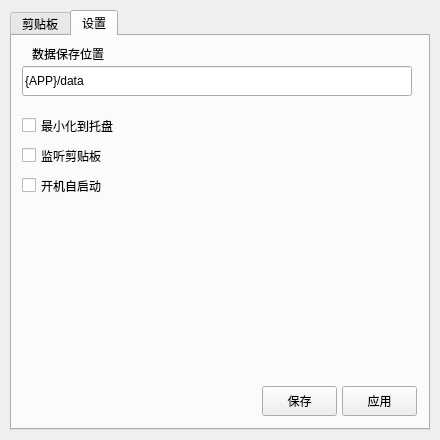
This is src/mainwindow.ui in engsr6982/ClipBoardQt as Qt 5 draws it before an edit. The edited form follows.
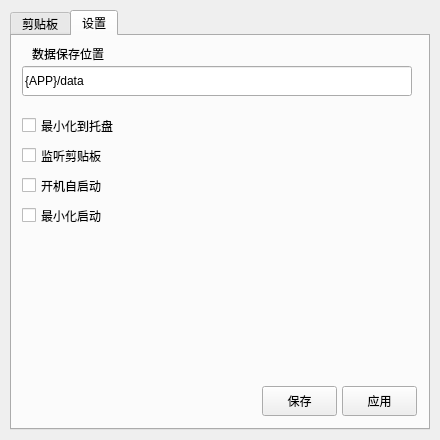
This is the edited form. The open tabs and pages were chosen to show the change.

The edit to the form file:
```diff
--- a/src/mainwindow.ui
+++ b/src/mainwindow.ui
@@ -302,6 +302,19 @@
        <bool>false</bool>
       </property>
      </widget>
+     <widget class="QCheckBox" name="mSettingMinimizeStartUp">
+      <property name="geometry">
+       <rect>
+        <x>10</x>
+        <y>170</y>
+        <width>80</width>
+        <height>19</height>
+       </rect>
+      </property>
+      <property name="text">
+       <string>最小化启动</string>
+      </property>
+     </widget>
     </widget>
    </widget>
   </widget>
```
